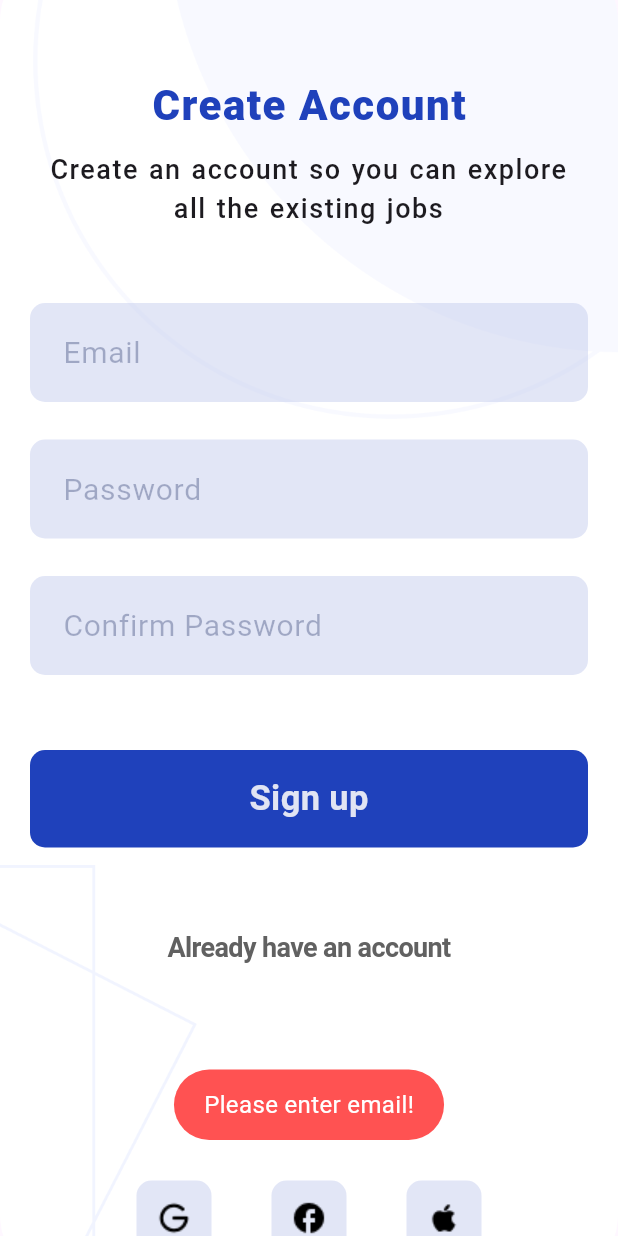
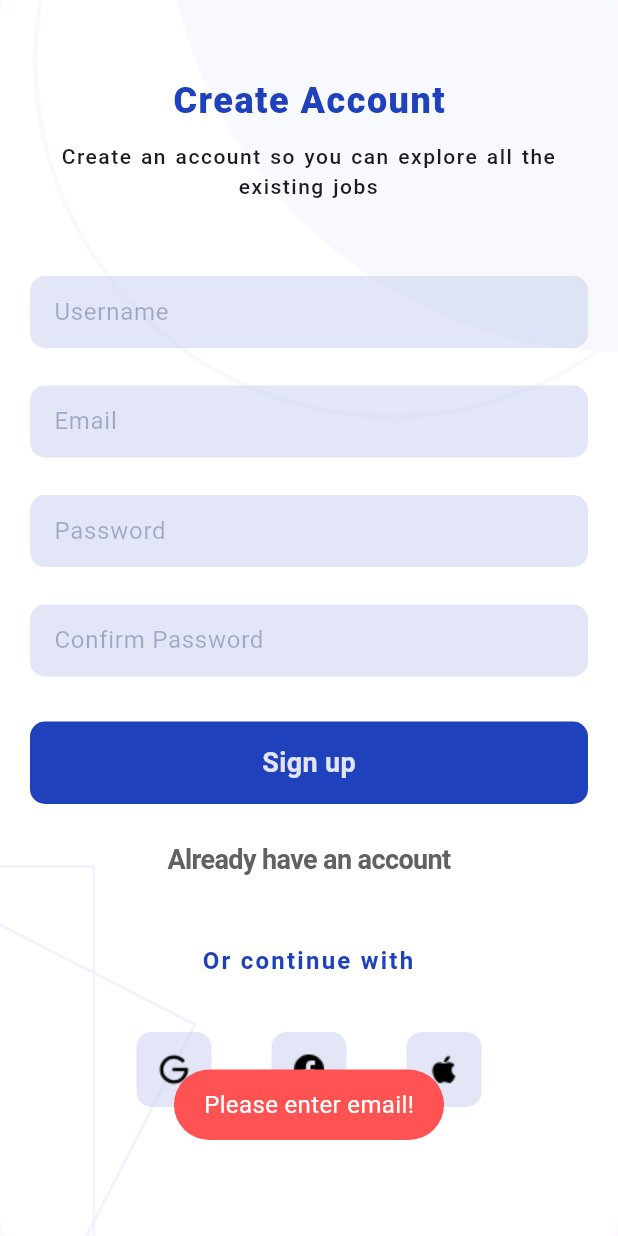
Before and after one commit to Aksharpatel06/adv_flutter_login, a Flutter app: the SignUpScreen screen opened directly, after a tap on "Sign up", on a phone screen of 412 x 824 dp. Run offline on Flutter 3.47's test engine with Material 3 defaults, Android fonts, the phone set to English and light mode, and no system bars; our stand-ins replace cloud_firestore, firebase_auth, firebase_core, fluttertoast, get, google_sign_in; missing offline and left inert: flutter_facebook_auth; accounts and stored records are empty; network calls fail.

Commit message:
9-8-2024

```diff
--- a/lib/main.dart
+++ b/lib/main.dart
@@ -81,4 +81,3 @@ class MyApp extends StatelessWidget {
 //     );
 //   }
 // }
-// https://project-ff0d1.firebaseapp.com/__/auth/handler
--- a/lib/view/screen/componects/create_account_with_continue_login.dart
+++ b/lib/view/screen/componects/create_account_with_continue_login.dart
@@ -14,7 +14,7 @@ Column createAccountWithLogin(String account, LoginController controller) {
   return Column(
     children: [
       const SizedBox(
-        height: 40,
+        height: 10,
       ),
       CupertinoButton(
         onPressed: () {
@@ -37,7 +37,7 @@ Column createAccountWithLogin(String account, LoginController controller) {
         ),
       ),
       const SizedBox(
-        height: 70,
+        height: 30,
       ),
       Text(
         'Or continue with',
@@ -86,7 +86,7 @@ Column createAccountWithLogin(String account, LoginController controller) {
               String status = await FacebookSignIn.facebookSignIn
                   .signInWithFacebook();
               Fluttertoast.showToast(msg: status);
-              if (status == 'Suceess') {
+              if (status == 'Success') {
                 Get.to(const HomeScreen());
                 controller.getUserDetails();
               }
--- a/lib/view/screen/componects/login_title.dart
+++ b/lib/view/screen/componects/login_title.dart
@@ -13,20 +13,20 @@ Column loginTitle(String title,String subTitle) {
       Text(
         title,
         style: TextStyle(
-          fontSize: title=='Create Account'?28:32,
+          fontSize: title=='Create Account'?24:28,
           letterSpacing: 1,
           fontWeight: FontWeight.w900,
           color: secounderyColor,
         ),
       ),
        SizedBox(
-        height: title=='Create Account'?10:30,
+        height: title=='Create Account'?10:25,
       ),
        Text(
         subTitle,
         textAlign: TextAlign.center,
         style:  TextStyle(
-          fontSize:title=='Create Account'?18:20,
+          fontSize:title=='Create Account'?14:18,
           letterSpacing:title=='Create Account'?1: 1.5,
           wordSpacing: 1.2,
           fontWeight:title=='Create Account'?FontWeight.w500: FontWeight.w700,
--- a/lib/view/screen/sign in/componects/signin_button.dart
+++ b/lib/view/screen/sign in/componects/signin_button.dart
@@ -12,7 +12,7 @@ GestureDetector signInButton(LoginController loginController, TextEditingControl
       FirebaseSarvice.firebaseSarvice.compareEmailAndPwd(loginController.txtEmail.text, loginController.txtPwd.text);
     },
     child: Container(
-      height: 65,
+      height: 55,
       width: double.infinity,
       alignment: Alignment.center,
       decoration: BoxDecoration(
@@ -22,7 +22,7 @@ GestureDetector signInButton(LoginController loginController, TextEditingControl
         'Sign in ',
         style: TextStyle(
             color: boxColor,
-            fontSize: 23,
+            fontSize: 18,
             fontWeight: FontWeight.w700),
       ),
     ),
--- a/lib/view/screen/sign in/signin_screen.dart
+++ b/lib/view/screen/sign in/signin_screen.dart
@@ -28,6 +28,9 @@ class SignInScreen extends StatelessWidget {
             child: Padding(
               padding: const EdgeInsets.all(20.0),
               child: Column(
+                mainAxisAlignment: MainAxisAlignment.spaceBetween,
+                children: [
+                  Column(
                     children: [
                       loginTitle(
                           'Login here', 'Welcome back you’ve \nbeen missed!'),
@@ -35,6 +38,8 @@ class SignInScreen extends StatelessWidget {
                           loginController.txtPwd, loginController),
                       signInButton(loginController, loginController.txtEmail,
                           loginController.txtPwd),
+                    ],
+                  ),
                   createAccountWithLogin('Create new account',loginController),
                 ],
               ),
--- /dev/null
+++ b/lib/view/screen/sign up/componects/sign_up_button.dart
@@ -0,0 +1,43 @@
+import 'package:flutter/material.dart';
+import 'package:fluttertoast/fluttertoast.dart';
+
+import '../../../../utils/color.dart';
+import '../../../controller/login_controller.dart';
+
+GestureDetector signUpButton(LoginController loginController) {
+  return GestureDetector(
+    onTap: () {
+      loginController.validateInputs(loginController.txtCreateEmail,
+          loginController.txtCreatePwd, loginController.txtConfirmPwd);
+      Fluttertoast.showToast(
+          msg: (loginController.error.value.isNotEmpty ||
+                  loginController.pwd.value.isNotEmpty)
+              ? loginController.error.value.isNotEmpty
+                  ? loginController.error.value
+                  : loginController.pwd.value
+              : 'SuccessFully Login',
+          toastLength: Toast.LENGTH_SHORT,
+          gravity: ToastGravity.BOTTOM,
+          timeInSecForIosWeb: 1,
+          backgroundColor: (loginController.error.value.isNotEmpty ||
+                  loginController.pwd.value.isNotEmpty ||
+                  loginController.txtConfirmPwd.text.isEmpty)
+              ? Colors.redAccent
+              : Colors.green.withOpacity(0.7),
+          textColor: Colors.white,
+          fontSize: 16.0);
+    },
+    child: Container(
+      height: 55,
+      width: double.infinity,
+      alignment: Alignment.center,
+      decoration: BoxDecoration(
+          color: secounderyColor, borderRadius: BorderRadius.circular(10)),
+      child: Text(
+        'Sign up',
+        style: TextStyle(
+            color: boxColor, fontSize: 18, fontWeight: FontWeight.w700),
+      ),
+    ),
+  );
+}
--- a/lib/view/screen/sign up/componects/text_field.dart
+++ b/lib/view/screen/sign up/componects/text_field.dart
@@ -14,7 +14,32 @@ Column signupTextField(LoginController login) {
         child: TextFormField(
           controller: login.txtCreateEmail,
           decoration: InputDecoration(
-              contentPadding: const EdgeInsets.all(18),
+              contentPadding: const EdgeInsets.all(12),
+              fillColor: Colors.red,
+              border: const OutlineInputBorder(
+                borderRadius: BorderRadius.all(Radius.circular(10)),
+                borderSide: BorderSide.none,
+              ),
+              focusedBorder: OutlineInputBorder(
+                  borderRadius: const BorderRadius.all(Radius.circular(10)),
+                  borderSide: BorderSide(color: primaryColor)),
+              hintText: 'Username',
+              hintStyle: TextStyle(
+                  color: primaryColor.withOpacity(0.3),)),
+        ),
+      ),
+      const SizedBox(
+        height: 25,
+      ),
+      Container(
+        decoration: BoxDecoration(
+          color: countinerColor.withOpacity(0.5),
+          borderRadius: const BorderRadius.all(Radius.circular(10)),
+        ),
+        child: TextFormField(
+          controller: login.txtCreateEmail,
+          decoration: InputDecoration(
+              contentPadding: const EdgeInsets.all(12),
               fillColor: Colors.red,
               border: const OutlineInputBorder(
                 borderRadius: BorderRadius.all(Radius.circular(10)),
@@ -25,7 +50,7 @@ Column signupTextField(LoginController login) {
                   borderSide: BorderSide(color: primaryColor)),
               hintText: 'Email',
               hintStyle: TextStyle(
-                  color: primaryColor.withOpacity(0.3), fontSize: 20)),
+                  color: primaryColor.withOpacity(0.3),)),
         ),
       ),
       const SizedBox(
@@ -39,7 +64,7 @@ Column signupTextField(LoginController login) {
         child: TextFormField(
           controller: login.txtCreatePwd,
           decoration: InputDecoration(
-              contentPadding: const EdgeInsets.all(18),
+              contentPadding: const EdgeInsets.all(12),
               border: const OutlineInputBorder(
                 borderRadius: BorderRadius.all(Radius.circular(10)),
                 borderSide: BorderSide.none,
@@ -50,7 +75,6 @@ Column signupTextField(LoginController login) {
               hintText: 'Password',
               hintStyle: TextStyle(
                 color: primaryColor.withOpacity(0.3),
-                fontSize: 20,
               )),
         ),
       ),
@@ -65,7 +89,7 @@ Column signupTextField(LoginController login) {
         child: TextFormField(
           controller: login.txtConfirmPwd,
           decoration: InputDecoration(
-              contentPadding: const EdgeInsets.all(18),
+              contentPadding: const EdgeInsets.all(12),
               border: const OutlineInputBorder(
                 borderRadius: BorderRadius.all(Radius.circular(10)),
                 borderSide: BorderSide.none,
@@ -76,12 +100,11 @@ Column signupTextField(LoginController login) {
               hintText: 'Confirm Password',
               hintStyle: TextStyle(
                 color: primaryColor.withOpacity(0.3),
-                fontSize: 20,
               )),
         ),
       ),
       const SizedBox(
-        height: 50,
+        height: 30,
       ),
     ],
   );
--- a/lib/view/screen/sign up/sign_up_screen.dart
+++ b/lib/view/screen/sign up/sign_up_screen.dart
@@ -1,11 +1,10 @@
 import 'package:adv_flutter_login/view/controller/login_controller.dart';
 import 'package:flutter/material.dart';
-import 'package:fluttertoast/fluttertoast.dart';
 import 'package:get/get.dart';
 
-import '../../../utils/color.dart';
 import '../componects/create_account_with_continue_login.dart';
 import '../componects/login_title.dart';
+import 'componects/sign_up_button.dart';
 import 'componects/text_field.dart';
 
 class SignUpScreen extends StatelessWidget {
@@ -33,47 +32,9 @@ class SignUpScreen extends StatelessWidget {
                   loginTitle('Create Account',
                       'Create an account so you can explore all the existing jobs'),
                   signupTextField(loginController),
-                  GestureDetector(
-                    onTap: () {
-                      loginController.validateInputs(
-                          loginController.txtCreateEmail,
-                          loginController.txtCreatePwd,
-                          loginController.txtConfirmPwd);
-                      Fluttertoast.showToast(
-                          msg: (loginController.error.value.isNotEmpty ||
-                                  loginController.pwd.value.isNotEmpty)
-                              ? loginController.error.value.isNotEmpty
-                                  ? loginController.error.value
-                                  : loginController.pwd.value
-                              : 'SuccessFully Login',
-                          toastLength: Toast.LENGTH_SHORT,
-                          gravity: ToastGravity.BOTTOM,
-                          timeInSecForIosWeb: 1,
-                          backgroundColor:
-                              (loginController.error.value.isNotEmpty ||
-                                      loginController.pwd.value.isNotEmpty||loginController.txtConfirmPwd.text.isEmpty )
-                                  ? Colors.redAccent
-                                  : Colors.green.withOpacity(0.7),
-                          textColor: Colors.white,
-                          fontSize: 16.0);
-                    },
-                    child: Container(
-                      height: 65,
-                      width: double.infinity,
-                      alignment: Alignment.center,
-                      decoration: BoxDecoration(
-                          color: secounderyColor,
-                          borderRadius: BorderRadius.circular(10)),
-                      child: Text(
-                        'Sign up',
-                        style: TextStyle(
-                            color: boxColor,
-                            fontSize: 23,
-                            fontWeight: FontWeight.w700),
-                      ),
-                    ),
-                  ),
-                  createAccountWithLogin('Already have an account',loginController),
+                  signUpButton(loginController),
+                  createAccountWithLogin(
+                      'Already have an account', loginController),
                 ],
               ),
             ),
```
Also changed, not shown: lib/view/helper/facebook_sign_in.dart (+57 -15 lines), lib/view/helper/user_sarvice.dart (+30 -30 lines), lib/view/screen/home/home_screen.dart (+47 -19 lines), lib/view/screen/sign in/componects/textfield_forgot.dart (+5 -5 lines), 3 other files. Lines whose indentation alone changed are shown as unchanged.
